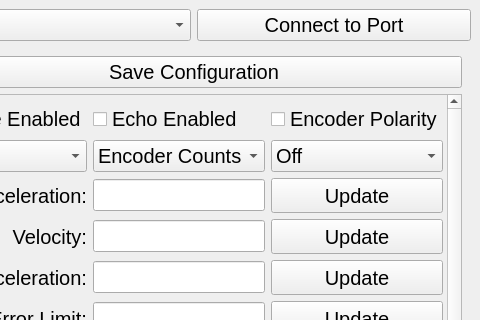
This is form.ui in NationalAperture/NovaProgrammer as Qt 5 draws it before an edit; both pictures show x 653 to 1133 and y 0 to 320 of the 1133 by 558 pixel window. The edited form follows.
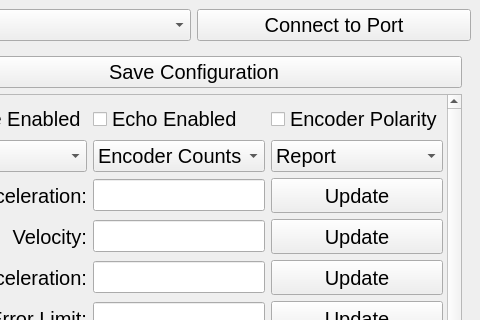
This is the edited form.

```diff
--- a/form.ui
+++ b/form.ui
@@ -426,7 +426,7 @@
            <rect>
             <x>0</x>
             <y>0</y>
-            <width>520</width>
+            <width>522</width>
             <height>606</height>
            </rect>
           </property>
@@ -752,7 +752,7 @@
              </property>
              <item>
               <property name="text">
-               <string>Off</string>
+               <string>Report</string>
               </property>
              </item>
              <item>
```
Left out of the diff: 14 changed lines with no effect on the pictures.
